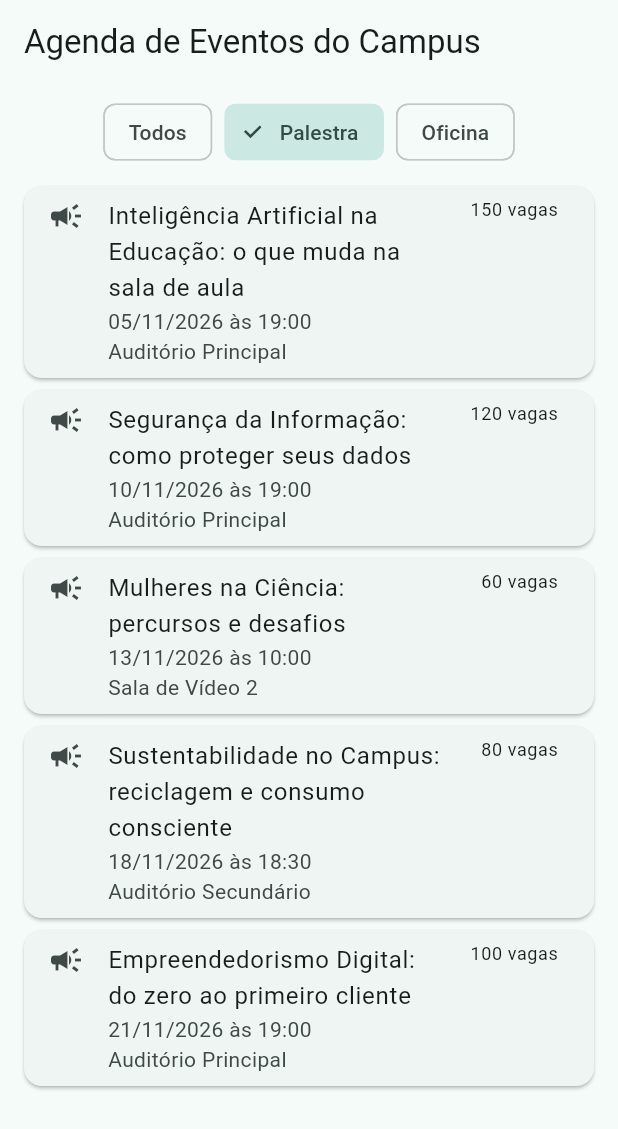
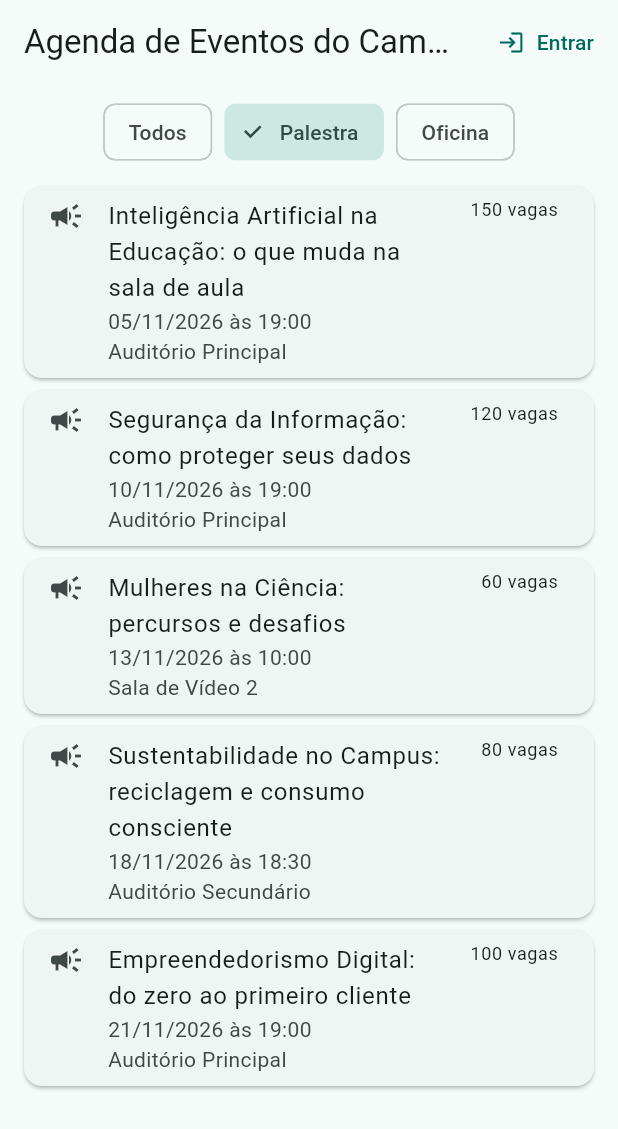
Before and after one commit to allissonvn/Agenda-Eventos-Campus, a Flutter app: the screen it shows after launch, after a tap on "Palestra", on a phone screen of 412 x 824 dp. Shown: the top 1129 px of the screen. Run offline on Flutter 3.47's test engine with Material 3 defaults, Android fonts, the phone set to English and light mode, and no system bars; accounts and stored records are empty.

Commit message:
Etapa 3: login e interacoes

```diff
--- a/lib/main.dart
+++ b/lib/main.dart
@@ -1,8 +1,13 @@
 import 'package:flutter/material.dart';
 
 import 'screens/lista_eventos_screen.dart';
+import 'services/app_state.dart';
 
-void main() {
+Future<void> main() async {
+  // Necessário para usar rootBundle antes do runApp().
+  WidgetsFlutterBinding.ensureInitialized();
+  // Usuários e comentários ficam em memória no AppState.
+  await AppState.instance.carregarDados();
   runApp(const AgendaEventosApp());
 }
 
--- a/lib/screens/lista_eventos_screen.dart
+++ b/lib/screens/lista_eventos_screen.dart
@@ -1,11 +1,15 @@
 import 'package:flutter/material.dart';
 
 import '../models/evento.dart';
+import '../models/usuario.dart';
+import '../services/app_state.dart';
 import '../services/data_service.dart';
 import 'detalhes_evento_screen.dart';
+import 'login_screen.dart';
 
-/// Tela inicial: lista todos os eventos do campus,
-/// com filtro por tipo (Todos, Palestra, Oficina).
+/// Tela inicial: lista todos os eventos do campus, com filtro por
+/// tipo (Todos, Palestra, Oficina). A barra superior mostra "Entrar"
+/// (visitante) ou o nome do usuário logado com botão "Sair".
 class ListaEventosScreen extends StatefulWidget {
   const ListaEventosScreen({super.key});
 
@@ -15,6 +19,7 @@ class ListaEventosScreen extends StatefulWidget {
 
 class _ListaEventosScreenState extends State<ListaEventosScreen> {
   final DataService _service = DataService();
+  final AppState _appState = AppState.instance;
   late final Future<List<Evento>> _eventosFuture;
 
   static const List<String> _filtros = ['Todos', 'Palestra', 'Oficina'];
@@ -26,25 +31,68 @@ class _ListaEventosScreenState extends State<ListaEventosScreen> {
     _eventosFuture = _service.carregarEventos();
   }
 
+  void _abrirLogin() {
+    Navigator.push(
+      context,
+      MaterialPageRoute(builder: (contexto) => const LoginScreen()),
+    );
+  }
+
   List<Evento> _eventosFiltrados(List<Evento> eventos) {
     if (_filtroSelecionado == 'Todos') {
       return eventos;
     }
     return eventos
         .where(
-          (evento) => evento.tipo.toLowerCase() == _filtroSelecionado.toLowerCase(),
+          (evento) =>
+              evento.tipo.toLowerCase() == _filtroSelecionado.toLowerCase(),
         )
         .toList();
   }
 
   @override
   Widget build(BuildContext context) {
+    return ListenableBuilder(
+      listenable: _appState,
+      builder: (context, _) {
+        final Usuario? usuario = _appState.usuarioLogado;
+
         return Scaffold(
-      appBar: AppBar(title: const Text('Agenda de Eventos do Campus')),
+          appBar: AppBar(
+            title: const Text('Agenda de Eventos do Campus'),
+            actions: [
+              if (usuario == null)
+                TextButton.icon(
+                  onPressed: _abrirLogin,
+                  icon: const Icon(Icons.login),
+                  label: const Text('Entrar'),
+                )
+              else ...[
+                Padding(
+                  padding: const EdgeInsets.symmetric(horizontal: 8),
+                  child: Row(
+                    mainAxisSize: MainAxisSize.min,
+                    children: [
+                      const Icon(Icons.person),
+                      const SizedBox(width: 4),
+                      Text(usuario.nome),
+                    ],
+                  ),
+                ),
+                TextButton(
+                  onPressed: _appState.sair,
+                  child: const Text('Sair'),
+                ),
+              ],
+            ],
+          ),
           body: Column(
             children: [
               Padding(
-            padding: const EdgeInsets.symmetric(horizontal: 12, vertical: 8),
+                padding: const EdgeInsets.symmetric(
+                  horizontal: 12,
+                  vertical: 8,
+                ),
                 child: Wrap(
                   spacing: 8,
                   children: [
@@ -70,12 +118,18 @@ class _ListaEventosScreenState extends State<ListaEventosScreen> {
                     }
                     if (snapshot.hasError) {
                       return Center(
-                    child: Text('Erro ao carregar os eventos:\n${snapshot.error}'),
+                        child: Text(
+                          'Erro ao carregar os eventos:\n${snapshot.error}',
+                        ),
                       );
                     }
-                final eventos = _eventosFiltrados(snapshot.data ?? <Evento>[]);
+                    final eventos = _eventosFiltrados(
+                      snapshot.data ?? <Evento>[],
+                    );
                     if (eventos.isEmpty) {
-                  return const Center(child: Text('Nenhum evento encontrado.'));
+                      return const Center(
+                        child: Text('Nenhum evento encontrado.'),
+                      );
                     }
                     return ListView.builder(
                       padding: const EdgeInsets.fromLTRB(12, 0, 12, 12),
@@ -85,14 +139,16 @@ class _ListaEventosScreenState extends State<ListaEventosScreen> {
                         return Card(
                           child: ListTile(
                             leading: Icon(
-                          evento.isPalestra ? Icons.campaign : Icons.handyman,
+                              evento.isPalestra
+                                  ? Icons.campaign
+                                  : Icons.handyman,
                             ),
                             title: Text(evento.titulo),
                             subtitle: Text(
                               '${evento.data} às ${evento.horario}\n${evento.local}',
                             ),
                             trailing: Text(
-                          '${evento.vagas} vagas',
+                              '${_appState.vagasDisponiveis(evento)} vagas',
                               style: Theme.of(context).textTheme.bodySmall,
                             ),
                             isThreeLine: true,
@@ -115,5 +171,7 @@ class _ListaEventosScreenState extends State<ListaEventosScreen> {
             ],
           ),
         );
+      },
+    );
   }
 }
--- /dev/null
+++ b/lib/services/app_state.dart
@@ -0,0 +1,114 @@
+import 'package:flutter/foundation.dart';
+
+import '../models/comentario.dart';
+import '../models/evento.dart';
+import '../models/usuario.dart';
+
+import 'data_service.dart';
+
+/// Estado compartilhado da aplicação (singleton + ChangeNotifier,
+/// sem pacotes externos). Guarda o usuário logado, as presenças
+/// confirmadas e os comentários da sessão.
+/// Tudo fica em memória — nada é persistido.
+class AppState extends ChangeNotifier {
+  // Singleton: uma única instância para o app inteiro.
+  AppState._();
+  static final AppState instance = AppState._();
+
+  final DataService _dataService = DataService();
+
+  final List<Usuario> _usuarios = [];
+  final List<Comentario> _comentarios = [];
+  int _proximoIdComentario = 1;
+
+  // ---- Usuário logado ----
+
+  Usuario? _usuarioLogado;
+  Usuario? get usuarioLogado => _usuarioLogado;
+  bool get isLogado => _usuarioLogado != null;
+
+  // Ids dos eventos com presença confirmada pelo usuário logado.
+  final Set<int> _presencas = {};
+
+  /// Carrega usuários e comentários dos assets.
+  /// Chamado uma única vez em main(), antes do runApp.
+  Future<void> carregarDados() async {
+    _usuarios.addAll(await _dataService.carregarUsuarios());
+    final comentarios = await _dataService.carregarComentarios();
+    _comentarios.addAll(comentarios);
+    for (final comentario in comentarios) {
+      if (comentario.id >= _proximoIdComentario) {
+        _proximoIdComentario = comentario.id + 1;
+      }
+    }
+  }
+
+  /// Login mockado: procura e-mail e senha nos usuários carregados.
+  /// Retorna true quando as credenciais são válidas.
+  bool entrar(String email, String senha) {
+    for (final usuario in _usuarios) {
+      if (usuario.email == email && usuario.senha == senha) {
+        _usuarioLogado = usuario;
+        _presencas.clear();
+        notifyListeners();
+        return true;
+      }
+    }
+    return false;
+  }
+
+  void sair() {
+    _usuarioLogado = null;
+    _presencas.clear();
+    notifyListeners();
+  }
+
+  // ---- Presença ----
+
+  bool presencaConfirmada(int eventoId) => _presencas.contains(eventoId);
+
+  /// Confirma ou cancela a presença no evento (exige usuário logado).
+  void alternarPresenca(int eventoId) {
+    if (!isLogado) return;
+    if (presencaConfirmada(eventoId)) {
+      _presencas.remove(eventoId);
+    } else {
+      _presencas.add(eventoId);
+    }
+    notifyListeners();
+  }
+
+  /// Vagas do evento já descontando a presença do usuário logado.
+  int vagasDisponiveis(Evento evento) {
+    return presencaConfirmada(evento.id) ? evento.vagas - 1 : evento.vagas;
+  }
+
+  // ---- Comentários ----
+
+  List<Comentario> comentariosDoEvento(int eventoId) {
+    return _comentarios
+        .where((comentario) => comentario.eventoId == eventoId)
+        .toList();
+  }
+
+  /// Adiciona um comentário com o nome do usuário logado e a data de hoje.
+  void adicionarComentario(int eventoId, String texto) {
+    if (!isLogado) return;
+    _comentarios.add(
+      Comentario(
+        id: _proximoIdComentario++,
+        eventoId: eventoId,
+        usuario: _usuarioLogado!.nome,
+        texto: texto,
+        data: _dataHoje(),
+      ),
+    );
+    notifyListeners();
+  }
+
+  String _dataHoje() {
+    final DateTime hoje = DateTime.now();
+    String doisDigitos(int numero) => numero.toString().padLeft(2, '0');
+    return '${doisDigitos(hoje.day)}/${doisDigitos(hoje.month)}/${hoje.year}';
+  }
+}
```
Also changed, not shown: lib/screens/detalhes_evento_screen.dart (+107 -38 lines), lib/screens/login_screen.dart (added, +116 -0 lines), lib/services/data_service.dart (+0 -8 lines). Lines whose indentation alone changed are shown as unchanged.
